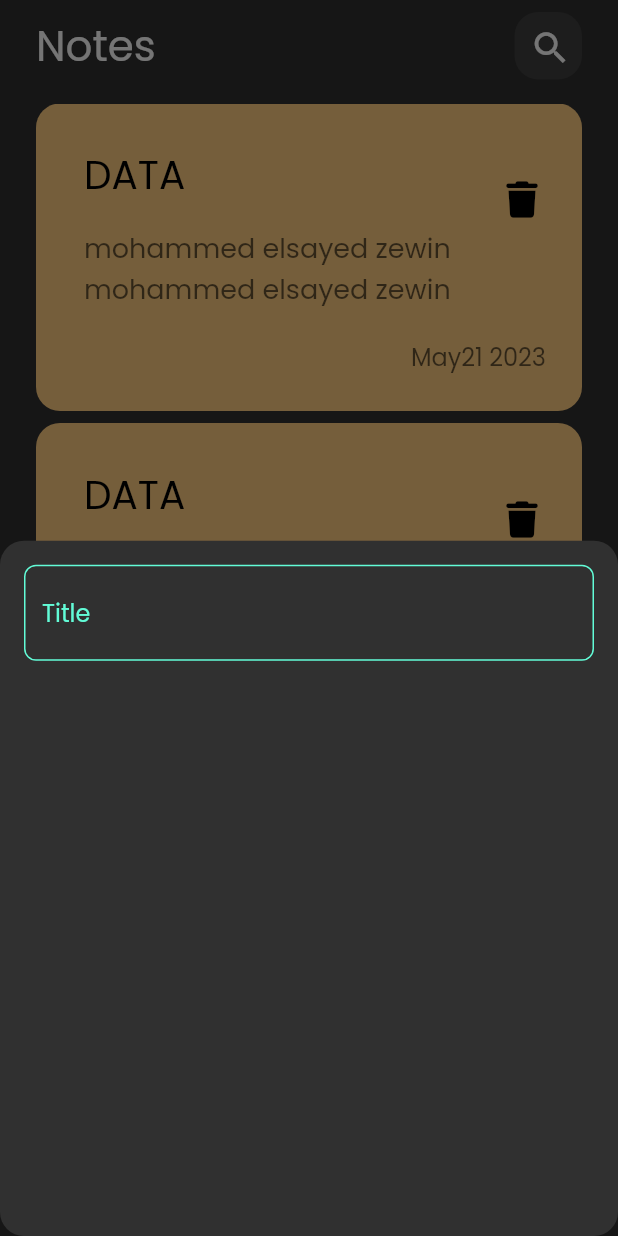
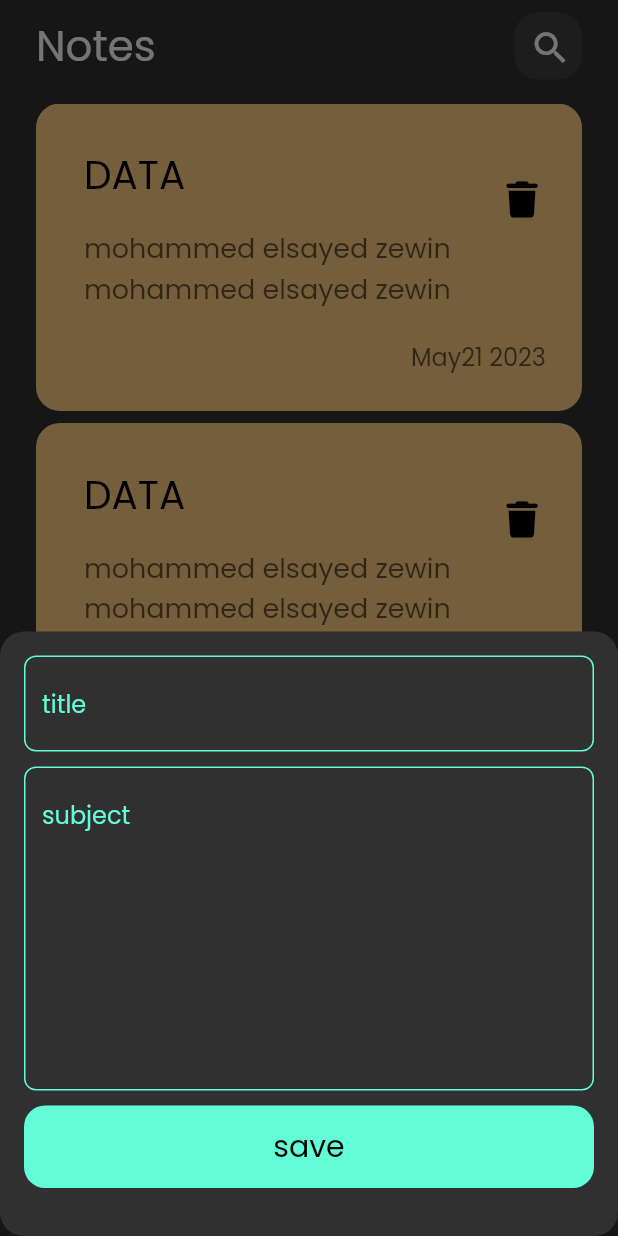
Before and after one commit to MohammedZewin27/noteApp, a Flutter app: the screen it shows after launch, after a tap on the "add" icon, on a phone screen of 412 x 824 dp. Run offline on Flutter 3.47's test engine with Material 2 defaults, Android fonts, the phone set to English and light mode, and no system bars; our stand-ins replace font_awesome_flutter.

Commit message:
finish Bottom Sheet

```diff
--- a/lib/component/BadyWiget.dart
+++ b/lib/component/BadyWiget.dart
@@ -2,7 +2,7 @@ import 'package:flutter/material.dart';
 
 import 'appBarWidget.dart';
 import 'customCardView.dart';
-import 'listVewItems.dart';
+import 'listViewItems.dart';
 
 class BadyWidget extends StatelessWidget {
   const BadyWidget({
--- /dev/null
+++ b/lib/component/CustomButton.dart
@@ -0,0 +1,29 @@
+import 'package:flutter/material.dart';
+
+import '../constants/constantForApp.dart';
+
+class CustomButton extends StatelessWidget {
+  const CustomButton({super.key});
+
+  @override
+  Widget build(BuildContext context) {
+    return Container(
+      decoration: BoxDecoration(
+          color: primaryColor,
+          borderRadius: BorderRadius.circular(14)
+      ),
+
+      width: MediaQuery.of(context).size.width,
+      height: 55,
+      child: Center(child: Text(
+        'save',
+        style: TextStyle(
+            fontSize: 20,
+            fontFamily: fontsForNote,
+            color: Colors.black
+        ),
+      ),),
+
+    );
+  }
+}
--- a/lib/component/CustomTextFormField.dart
+++ b/lib/component/CustomTextFormField.dart
@@ -4,33 +4,37 @@ import '../constants/constantForApp.dart';
 
 class CustomTextFormField extends StatelessWidget {
   const CustomTextFormField({
+    required this.hintText,
+    this.maxLines = 1,
     super.key,
   });
+
+  final int maxLines;
+  final String hintText;
 
   @override
   Widget build(BuildContext context) {
     return TextFormField(
+      maxLines: maxLines,
+      textAlignVertical: TextAlignVertical.center,
       cursorColor: primaryColor,
-      decoration:  InputDecoration(
-        hintText: 'Title',
+
+      decoration: InputDecoration(
+          hintText: hintText,
           hintStyle: const TextStyle(
-          color:primaryColor
+              color: primaryColor,
           ),
           border: OutlineInputBorder(
               borderSide: const BorderSide(
                 color: primaryColor,
               ),
-            borderRadius: BorderRadius.circular(8)
-        ),
+              borderRadius: BorderRadius.circular(8)),
           enabledBorder: OutlineInputBorder(
               borderSide: const BorderSide(color: primaryColor),
-          borderRadius: BorderRadius.circular(8)
-        ),
+              borderRadius: BorderRadius.circular(8)),
           focusedBorder: OutlineInputBorder(
               borderSide: const BorderSide(color: primaryColor),
-            borderRadius: BorderRadius.circular(16)
-        )
-      ),
+              borderRadius: BorderRadius.circular(16))),
     );
   }
 }
--- a/lib/component/addNoteBottomSheet.dart
+++ b/lib/component/addNoteBottomSheet.dart
@@ -1,5 +1,7 @@
 import 'package:flutter/material.dart';
+import 'package:note/constants/constantForApp.dart';
 
+import 'CustomButton.dart';
 import 'CustomTextFormField.dart';
 
 class AddNoteBottomSheet extends StatelessWidget {
@@ -9,12 +11,20 @@ class AddNoteBottomSheet extends StatelessWidget {
 
   @override
   Widget build(BuildContext context) {
-    return Padding(
-      padding: const EdgeInsets.symmetric(horizontal: 16,vertical: 16),
-      child: const Column(
-        children: [
-          CustomTextFormField()
-        ],
+    return const Padding(
+      padding: EdgeInsets.symmetric(horizontal: 16,vertical: 16),
+      child:  SingleChildScrollView(
+        child: Column(
+          children: [
+            CustomTextFormField(hintText: 'title'),
+            SizedBox(height: 10,),
+            CustomTextFormField(hintText: 'subject',maxLines: 8,),
+            SizedBox(height: 10,),
+            CustomButton(),
+            SizedBox(height: 16,),
+
+          ],
+        ),
       ),
     );
   }
```
Also changed, not shown: lib/component/listViewItems.dart (renamed from lib/component/listVewItems.dart). Lines whose indentation alone changed are shown as unchanged.
